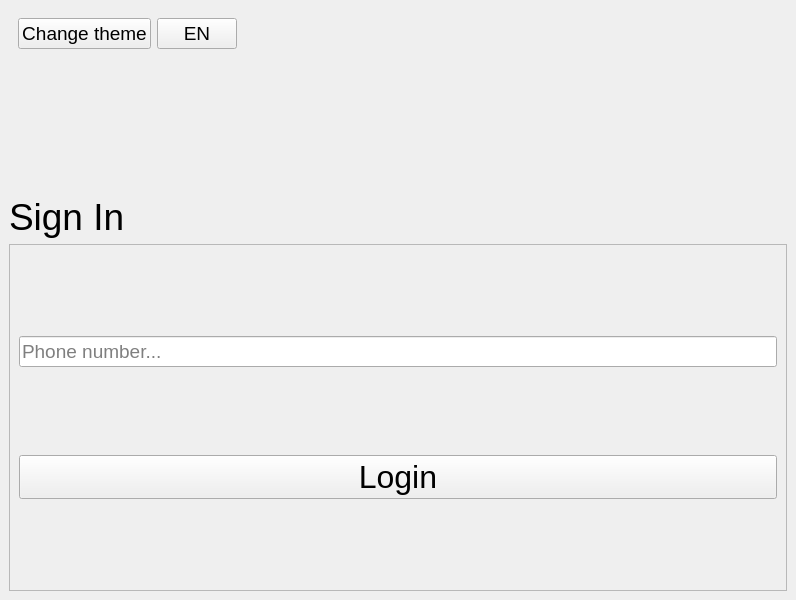
First picture: the form in src/UI/MainWindow.ui, repository 1h4t39009le/yanzooApp, before the edit.
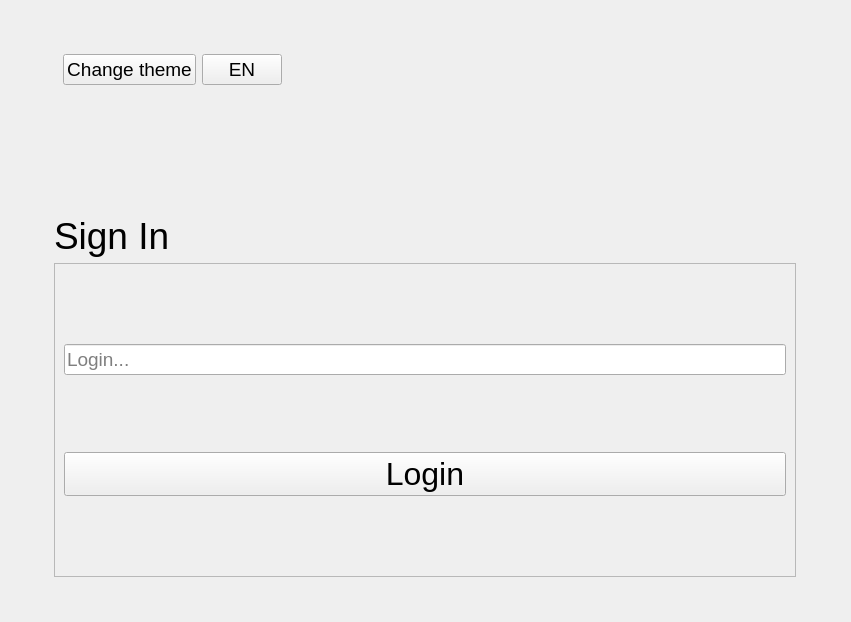
Second picture: the form after the edit.

Patch:
```diff
--- a/src/UI/MainWindow.ui
+++ b/src/UI/MainWindow.ui
@@ -6,14 +6,35 @@
    <rect>
     <x>0</x>
     <y>0</y>
-    <width>796</width>
-    <height>600</height>
+    <width>851</width>
+    <height>622</height>
    </rect>
   </property>
   <property name="windowTitle">
    <string>yanzoo</string>
   </property>
   <widget class="QWidget" name="centralwidget">
+   <layout class="QGridLayout" name="gridLayout">
+    <item row="0" column="0">
+     <widget class="QWidget" name="widget" native="true">
+      <property name="sizePolicy">
+       <sizepolicy hsizetype="Preferred" vsizetype="Preferred">
+        <horstretch>0</horstretch>
+        <verstretch>0</verstretch>
+       </sizepolicy>
+      </property>
+      <property name="minimumSize">
+       <size>
+        <width>760</width>
+        <height>0</height>
+       </size>
+      </property>
+      <property name="maximumSize">
+       <size>
+        <width>760</width>
+        <height>550</height>
+       </size>
+      </property>
    <layout class="QVBoxLayout" name="verticalLayout">
     <item>
      <widget class="QWidget" name="themeWidget" native="true">
@@ -113,7 +134,7 @@
       </property>
       <layout class="QVBoxLayout" name="verticalLayout_2">
        <item>
-        <widget class="QLineEdit" name="phoneInput">
+           <widget class="QLineEdit" name="loginLineEdit">
          <property name="font">
           <font>
            <pointsize>14</pointsize>
@@ -123,12 +144,12 @@
           <string/>
          </property>
          <property name="placeholderText">
-          <string>Phone number...</string>
+             <string>Login...</string>
          </property>
         </widget>
        </item>
        <item>
-        <widget class="QPushButton" name="signInButton">
+           <widget class="QPushButton" name="loginButton">
          <property name="sizePolicy">
           <sizepolicy hsizetype="Minimum" vsizetype="Fixed">
            <horstretch>0</horstretch>
@@ -149,6 +170,9 @@
          <property name="text">
           <string>Login</string>
          </property>
+           </widget>
+          </item>
+         </layout>
         </widget>
        </item>
       </layout>
```
Lines whose indentation alone changed are shown as unchanged.
